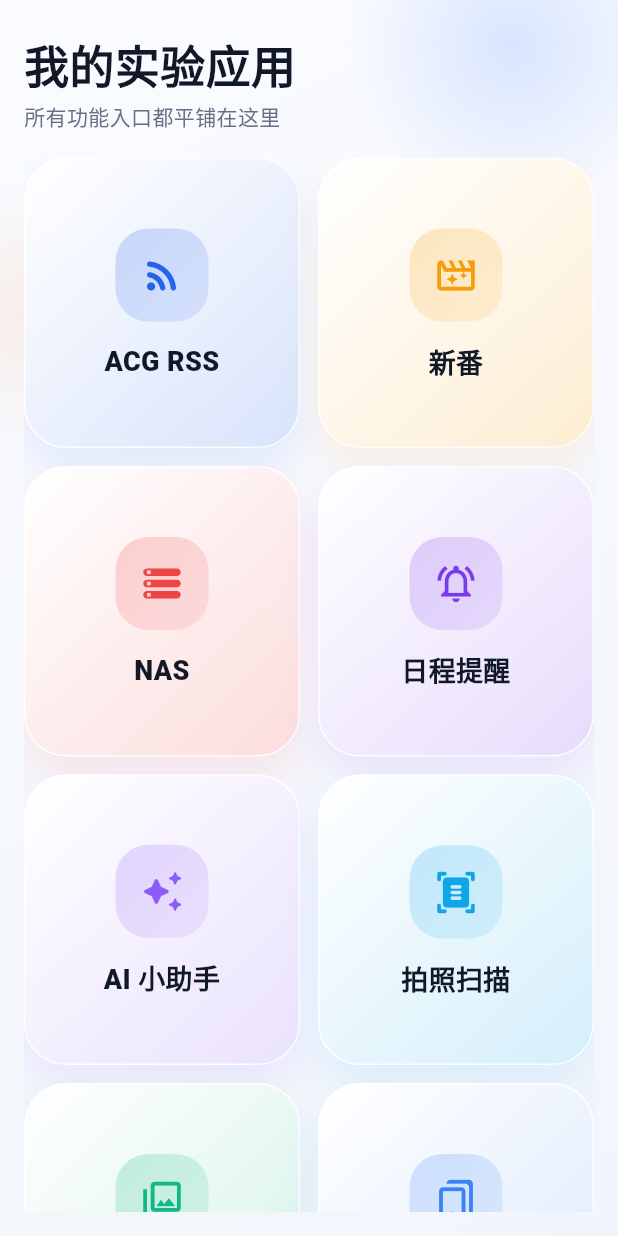
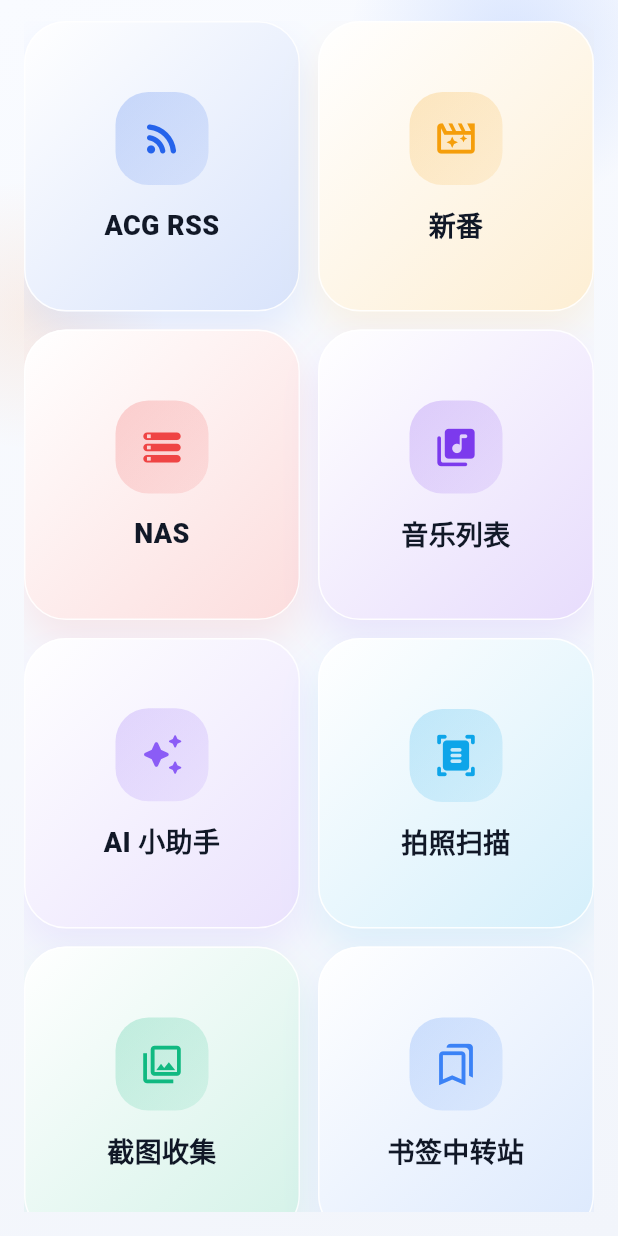
Before and after one commit to jiangyalin/flutter_learning, a Flutter app: the screen it shows after launch, on a phone screen of 412 x 824 dp. Run offline on Flutter 3.47's test engine with Material 3 defaults, Android fonts, the phone set to English and light mode, and no system bars; our stand-ins replace shared_preferences; missing offline and left inert: tdesign_flutter; Roboto replaces fonts that are missing (Arial).

```diff
--- a/lib/pages/home_page.dart
+++ b/lib/pages/home_page.dart
@@ -1,6 +1,7 @@
 import 'package:flutter/material.dart';
 
 import 'acg_rss_page.dart';
+import 'music_list_page.dart';
 import 'nas_page.dart';
 import 'new_anime_page.dart';
 
@@ -10,18 +11,25 @@ class HomePage extends StatelessWidget {
   @override
   Widget build(BuildContext context) {
     final tools = <_ToolItem>[
-      const _ToolItem('ACG RSS', Icons.rss_feed_rounded, Color(0xFF2563EB), builder: _buildAcgRssPage),
-      const _ToolItem('新番', Icons.movie_filter_outlined, Color(0xFFF59E0B), builder: _buildNewAnimePage),
-      const _ToolItem('NAS', Icons.storage_rounded, Color(0xFFEF4444), builder: _buildNasPage),
-      const _ToolItem('日程提醒', Icons.notifications_active_outlined, Color(0xFF7C3AED)),
+      const _ToolItem('ACG RSS', Icons.rss_feed_rounded, Color(0xFF2563EB),
+          builder: _buildAcgRssPage),
+      const _ToolItem('新番', Icons.movie_filter_outlined, Color(0xFFF59E0B),
+          builder: _buildNewAnimePage),
+      const _ToolItem('NAS', Icons.storage_rounded, Color(0xFFEF4444),
+          builder: _buildNasPage),
+      const _ToolItem('音乐列表', Icons.library_music_rounded, Color(0xFF7C3AED),
+          builder: _buildMusicListPage),
       const _ToolItem('AI 小助手', Icons.auto_awesome_rounded, Color(0xFF8B5CF6)),
-      const _ToolItem('拍照扫描', Icons.document_scanner_rounded, Color(0xFF0EA5E9)),
+      const _ToolItem(
+          '拍照扫描', Icons.document_scanner_rounded, Color(0xFF0EA5E9)),
       const _ToolItem('截图收集', Icons.photo_library_outlined, Color(0xFF10B981)),
       const _ToolItem('书签中转站', Icons.bookmarks_outlined, Color(0xFF3B82F6)),
-      const _ToolItem('记账角落', Icons.account_balance_wallet_outlined, Color(0xFF14B8A6)),
+      const _ToolItem(
+          '记账角落', Icons.account_balance_wallet_outlined, Color(0xFF14B8A6)),
       const _ToolItem('体重记录', Icons.monitor_weight_outlined, Color(0xFFE11D48)),
       const _ToolItem('喝水提醒', Icons.water_drop_outlined, Color(0xFF0891B2)),
-      const _ToolItem('文件快传', Icons.swap_horizontal_circle_outlined, Color(0xFF4F46E5)),
+      const _ToolItem(
+          '文件快传', Icons.swap_horizontal_circle_outlined, Color(0xFF4F46E5)),
       const _ToolItem('素材仓库', Icons.inventory_2_outlined, Color(0xFF9333EA)),
       const _ToolItem('设备遥控', Icons.router_rounded, Color(0xFF059669)),
       const _ToolItem('习惯追踪', Icons.favorite_rounded, Color(0xFFF97316)),
@@ -61,31 +69,12 @@ class HomePage extends StatelessWidget {
                 child: Column(
                   crossAxisAlignment: CrossAxisAlignment.start,
                   children: [
-                    const SizedBox(height: 14),
-                    const Text(
-                      '我的实验应用',
-                      style: TextStyle(
-                        fontSize: 30,
-                        fontWeight: FontWeight.w900,
-                        color: Color(0xFF111827),
-                        height: 1.05,
-                      ),
-                    ),
-                    const SizedBox(height: 8),
-                    const Text(
-                      '所有功能入口都平铺在这里',
-                      style: TextStyle(
-                        fontSize: 14,
-                        color: Color(0xFF667085),
-                        fontWeight: FontWeight.w500,
-                      ),
-                    ),
-                    const SizedBox(height: 18),
                     Expanded(
                       child: GridView.builder(
                         padding: const EdgeInsets.only(bottom: 8),
                         itemCount: tools.length,
-                        gridDelegate: const SliverGridDelegateWithFixedCrossAxisCount(
+                        gridDelegate:
+                            const SliverGridDelegateWithFixedCrossAxisCount(
                           crossAxisCount: 2,
                           mainAxisSpacing: 12,
                           crossAxisSpacing: 12,
@@ -214,6 +203,8 @@ Widget _buildNewAnimePage(BuildContext context) => const NewAnimePage();
 
 Widget _buildNasPage(BuildContext context) => NasPage();
 
+Widget _buildMusicListPage(BuildContext context) => const MusicListPage();
+
 class _BlurOrb extends StatelessWidget {
   const _BlurOrb({
     required this.size,
```
Also changed, not shown: lib/pages/music_list_page.dart (added, +86 -0 lines), lib/pages/nas_page.dart (+136 -33 lines), 1 other file.
